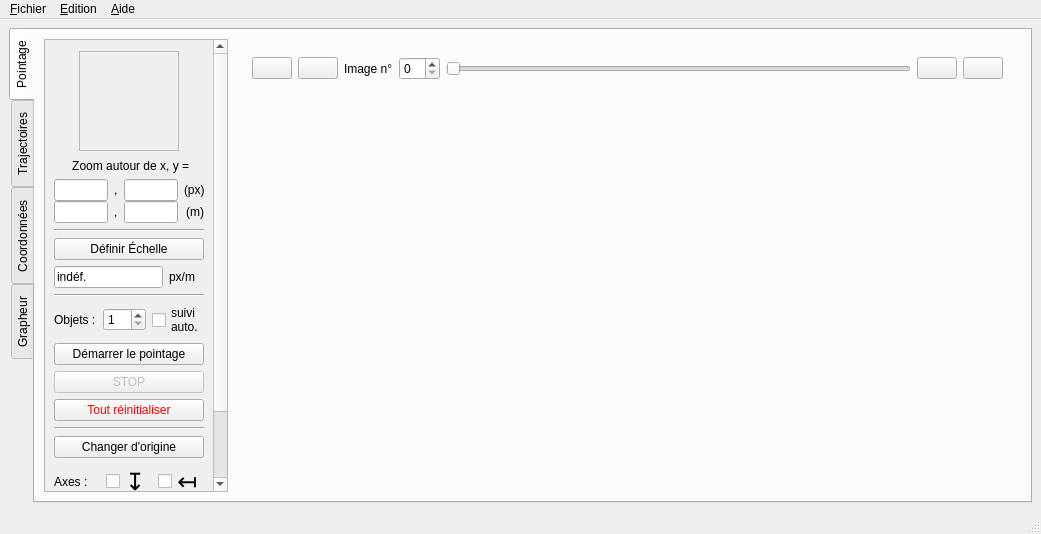
rene-d/pymecavideo, file src/interfaces/pymecavideo.ui: the form before one commit.
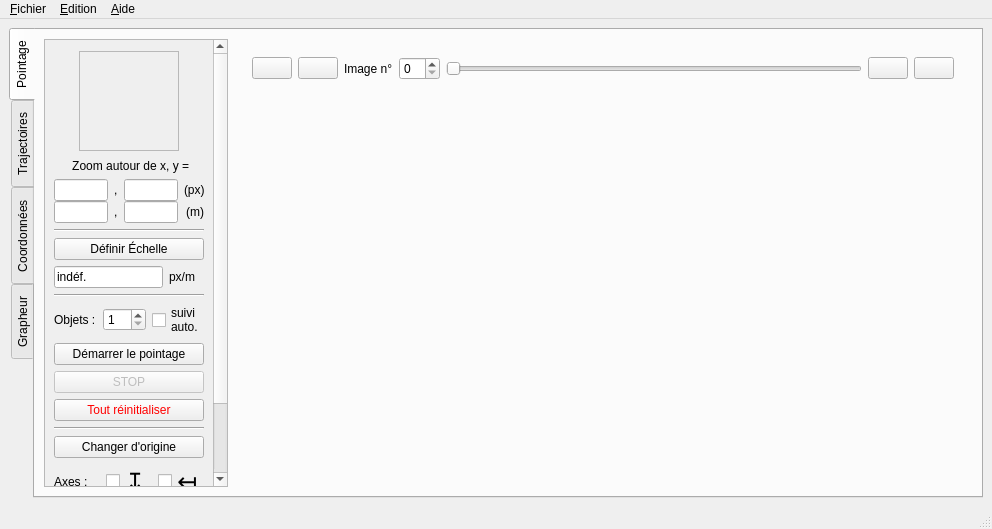
The form after the commit. Icons and pictures are not drawn. Custom widgets are drawn as their Qt base class.

Commit message: ajout d'un ressort vertical en bas du crollarea de gauche

```diff
--- a/src/interfaces/pymecavideo.ui
+++ b/src/interfaces/pymecavideo.ui
@@ -6,8 +6,8 @@
    <rect>
     <x>0</x>
     <y>0</y>
-    <width>1041</width>
-    <height>534</height>
+    <width>992</width>
+    <height>529</height>
    </rect>
   </property>
   <property name="sizePolicy">
@@ -79,7 +79,7 @@
              <x>0</x>
              <y>0</y>
              <width>168</width>
-             <height>577</height>
+             <height>583</height>
             </rect>
            </property>
            <layout class="QVBoxLayout" name="verticalLayout_3">
@@ -728,6 +728,19 @@
               </layout>
              </widget>
             </item>
+            <item>
+             <spacer name="verticalSpacer_2">
+              <property name="orientation">
+               <enum>Qt::Vertical</enum>
+              </property>
+              <property name="sizeHint" stdset="0">
+               <size>
+                <width>20</width>
+                <height>40</height>
+               </size>
+              </property>
+             </spacer>
+            </item>
            </layout>
           </widget>
          </widget>
@@ -1600,7 +1613,7 @@
     <rect>
      <x>0</x>
      <y>0</y>
-     <width>1041</width>
+     <width>992</width>
      <height>22</height>
     </rect>
    </property>
```
The commit also changes 7 other files.
